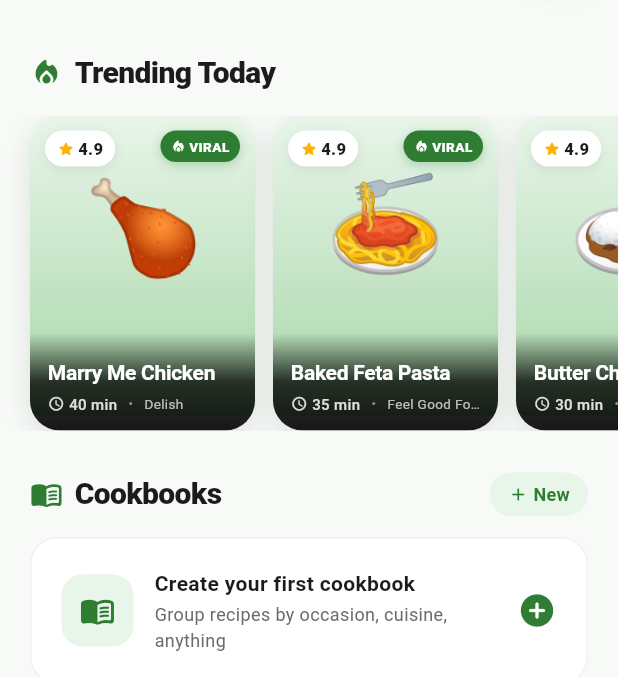
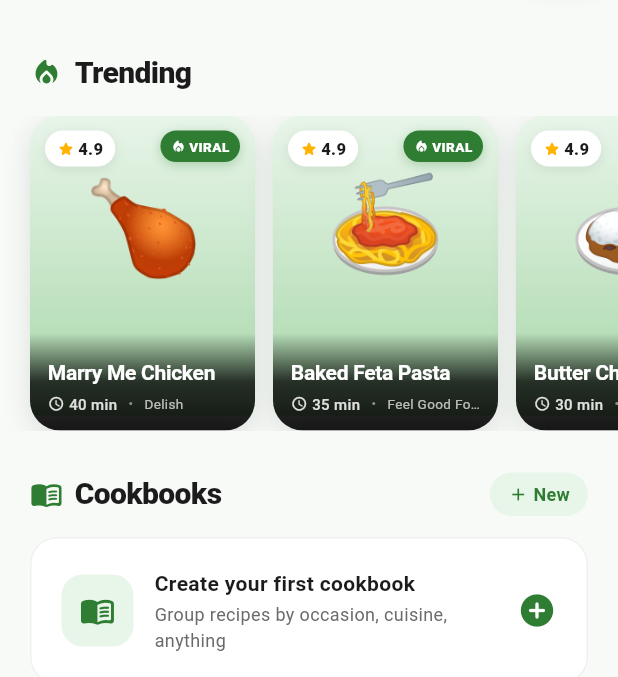
Before and after one commit to stossthegreat/Gobly, a Flutter app: the HomeScreen screen opened directly, on a phone screen of 412 x 824 dp, the part 108-785 px from its top. Run offline on Flutter 3.47's test engine with Material 3 defaults, Android fonts, the phone set to English and light mode, and no system bars; our stand-ins replace image_picker, share_plus, shared_preferences, webview_flutter; missing offline and left inert: record; accounts and stored records are empty; network calls fail; Roboto replaces fonts that are missing (SF Pro Display).

Commit message:
Trending Today → Trending

```diff
--- a/lib/screens/home_screen.dart
+++ b/lib/screens/home_screen.dart
@@ -239,7 +239,7 @@ class _HomeScreenState extends State<HomeScreen> with TickerProviderStateMixin {
                 children: [
                   const SizedBox(height: 16),
                   _buildSectionHeader(
-                    'Trending Today',
+                    'Trending',
                     Icons.local_fire_department_rounded,
                   ),
                   const SizedBox(height: 14),
```
